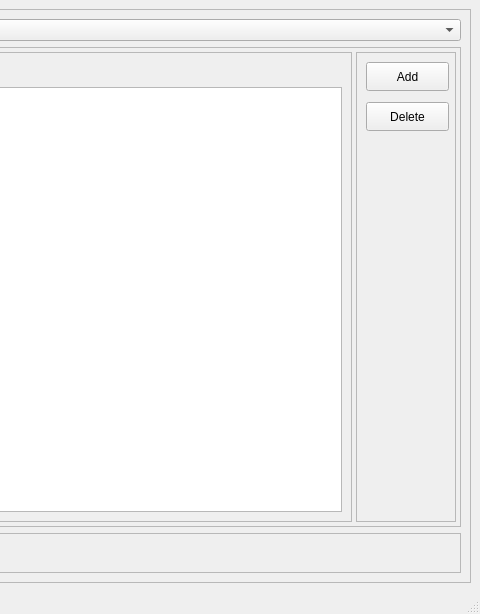
Above: UIFiles/watchlists.ui from ShubhamMandavkar/TYLiveProjectt-StockAutomationSystem before the change; both pictures show x 525 to 1005 and y 0 to 614 of the 1005 by 614 pixel window. Below: the same form after it.
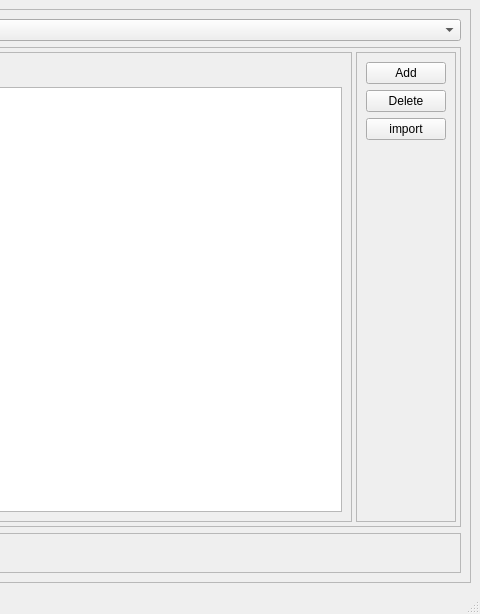
That is the form after the change.

Commit message: added functionality to import list of stocks in watchlist

Diff of the .ui file:
```diff
--- a/UIFiles/watchlists.ui
+++ b/UIFiles/watchlists.ui
@@ -106,38 +106,41 @@
               <height>0</height>
              </size>
             </property>
+            <property name="maximumSize">
+             <size>
+              <width>150</width>
+              <height>16777215</height>
+             </size>
+            </property>
             <property name="frameShape">
              <enum>QFrame::StyledPanel</enum>
             </property>
             <property name="frameShadow">
              <enum>QFrame::Raised</enum>
             </property>
+            <layout class="QFormLayout" name="formLayout">
+             <item row="0" column="0" colspan="2">
             <widget class="QPushButton" name="btnAddToWL">
-             <property name="geometry">
-              <rect>
-               <x>10</x>
-               <y>10</y>
-               <width>83</width>
-               <height>29</height>
-              </rect>
-             </property>
              <property name="text">
               <string>Add</string>
              </property>
             </widget>
+             </item>
+             <item row="1" column="0" colspan="2">
             <widget class="QPushButton" name="btnDeleteFrmWL">
-             <property name="geometry">
-              <rect>
-               <x>10</x>
-               <y>50</y>
-               <width>83</width>
-               <height>29</height>
-              </rect>
-             </property>
              <property name="text">
               <string>Delete</string>
              </property>
             </widget>
+             </item>
+             <item row="2" column="0" colspan="2">
+              <widget class="QPushButton" name="btnImport">
+               <property name="text">
+                <string>import</string>
+               </property>
+              </widget>
+             </item>
+            </layout>
            </widget>
           </item>
          </layout>
```
Left out of the diff: 2 changed lines with no effect on the pictures. Lines whose indentation alone changed are shown as unchanged. The commit also changes 6 other files.
